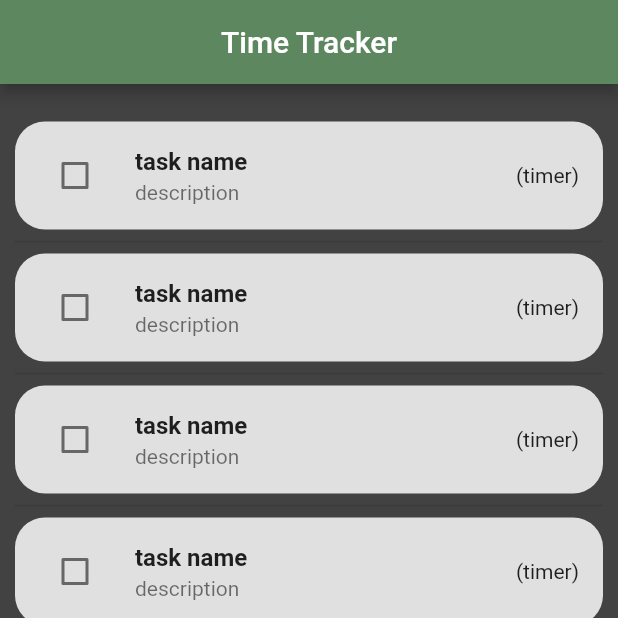
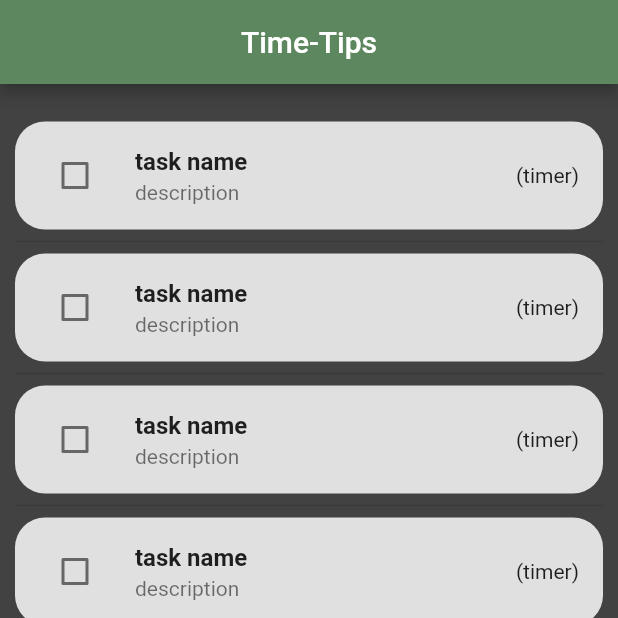
Before and after one commit to vinyetaG/CS344_Final, a Flutter app: the screen it shows after launch, on a phone screen of 412 x 824 dp, the top half of it. Run offline on Flutter 3.47's test engine with Material 2 defaults, Android fonts, the phone set to English and light mode, and no system bars.

Commit message:
Added comments

```diff
--- a/lib/main.dart
+++ b/lib/main.dart
@@ -12,7 +12,7 @@ void main() {
   runApp(ChangeNotifierProvider(
       create: (context) => TaskModel(),
       child: MaterialApp(
-        title: 'Time Tracker',
+        title: 'Time-Tips',
         home: const TasksApp(),
         theme: ThemeData(
           colorScheme: ColorScheme.fromSwatch().copyWith(
@@ -33,6 +33,7 @@ class TasksApp extends StatefulWidget {
 class _TasksAppState extends State<TasksApp> {
   int selectedIndex = 0;
   List<Widget> tabViews = [
+    //Change these later to accomodate signed in route
     Consumer<TaskModel>(builder: (context, taskModel, child) {
       return TaskList(taskModel: taskModel);
     }),
@@ -52,6 +53,7 @@ class _TasksAppState extends State<TasksApp> {
 
   @override
   Widget build(BuildContext context) {
+    //3-tabbed app with gray background
     return DefaultTabController(
         length: 3,
         child: Scaffold(
@@ -69,7 +71,7 @@ class _TasksAppState extends State<TasksApp> {
                       label: 'Profile', icon: Icon(Icons.person)),
                 ]),
             appBar: AppBar(
-              title: const Center(child: Text('Time Tracker')),
+              title: const Center(child: Text('Time-Tips')),
             ),
             body: tabViews[selectedIndex]));
   }
```
